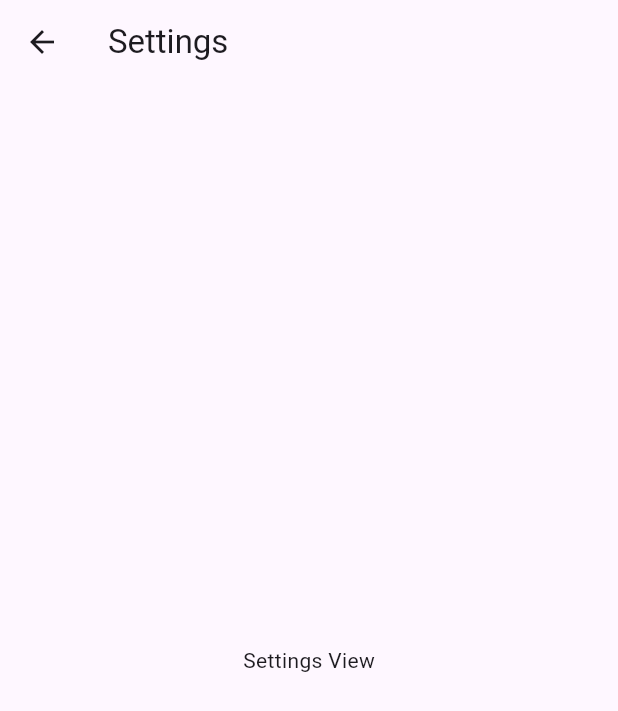
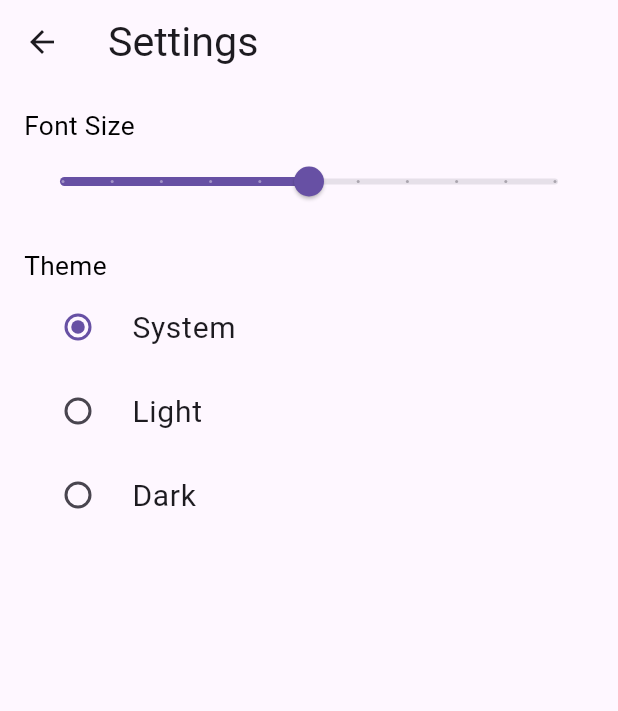
Before and after one commit to spencerwjensen96/langread, a Flutter app: the SettingsView screen opened directly, on a phone screen of 412 x 824 dp. Shown: the top 711 px of the screen. Run offline on Flutter 3.47's test engine with Material 3 defaults, Android fonts, the phone set to English and light mode, and no system bars; our stand-ins replace file_picker; missing offline and left inert: dart:ffi; network calls fail.

Commit message:
settings, theme, and clickable text

```diff
--- /dev/null
+++ b/lib/models/settings.dart
@@ -0,0 +1,22 @@
+import 'package:flutter/material.dart';
+
+class SettingsModel extends ChangeNotifier {
+  double _fontSize = 20.0;
+  ThemeMode _themeMode = ThemeMode.system;
+
+  double get fontSize => _fontSize;
+  double get subfontSize => _fontSize - 4;
+  double get superfontSize => _fontSize + 4;
+
+  ThemeMode get themeMode => _themeMode;
+
+  void setFontSize(double size) {
+    _fontSize = size;
+    notifyListeners();
+  }
+
+  void setThemeMode(ThemeMode mode) {
+    _themeMode = mode;
+    notifyListeners();
+  }
+}
--- a/lib/views/settings_view.dart
+++ b/lib/views/settings_view.dart
@@ -1,16 +1,63 @@
 import 'package:flutter/material.dart';
-
+import 'package:provider/provider.dart';
+import '../models/settings.dart';
 
 class SettingsView extends StatelessWidget {
-
-@override
+  @override
   Widget build(BuildContext context) {
     return Scaffold(
       appBar: AppBar(
-        title: const Text('Settings'),
+        title: Text('Settings'),
       ),
-      body: const Center(
-        child: Text('Settings View'),
+      body: Consumer<SettingsModel>(
+        builder: (context, settings, child) {
+          return ListView(
+            padding: EdgeInsets.all(16),
+            children: [
+              const Text(
+                'Font Size',
+              ),
+              Slider(
+                value: settings.fontSize,
+                min: 10,
+                max: 30,
+                divisions: 10,
+                label: settings.fontSize.round().toString(),
+                onChanged: (value) {
+                  settings.setFontSize(value);
+                },
+              ),
+              const SizedBox(height: 20),
+              const Text(
+                'Theme',
+              ),
+              RadioListTile<ThemeMode>(
+                title: Text('System'),
+                value: ThemeMode.system,
+                groupValue: settings.themeMode,
+                onChanged: (ThemeMode? value) {
+                  if (value != null) settings.setThemeMode(value);
+                },
+              ),
+              RadioListTile<ThemeMode>(
+                title: Text('Light'),
+                value: ThemeMode.light,
+                groupValue: settings.themeMode,
+                onChanged: (ThemeMode? value) {
+                  if (value != null) settings.setThemeMode(value);
+                },
+              ),
+              RadioListTile<ThemeMode>(
+                title: Text('Dark'),
+                value: ThemeMode.dark,
+                groupValue: settings.themeMode,
+                onChanged: (ThemeMode? value) {
+                  if (value != null) settings.setThemeMode(value);
+                },
+              ),
+            ],
+          );
+        },
       ),
     );
   }
--- a/pubspec.yaml
+++ b/pubspec.yaml
@@ -29,6 +29,7 @@ environment:
 # versions available, run `flutter pub outdated`.
 dependencies:
   file_picker: ^8.1.2
+  provider: ^6.1.2
   uuid: ^4.4.2
   flutter:
     sdk: flutter
```
Also changed, not shown: lib/main.dart (+26 -1 lines), lib/views/components/SmoothPageView.dart (+56 -15 lines), lib/views/home_screen.dart (+9 -3 lines), lib/views/library_view.dart (+27 -8 lines), lib/views/reading_view.dart (+26 -11 lines), pubspec.lock.
